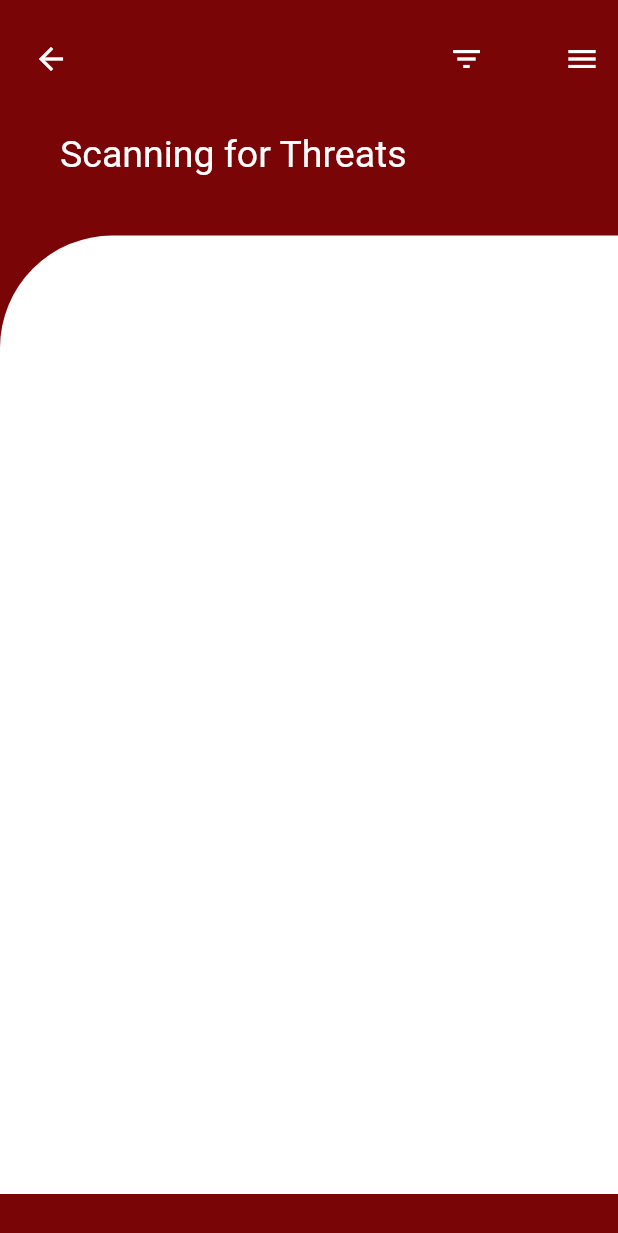
After one commit to akanshasen/mobileShielding, a Flutter app: the ScanTPage screen opened directly, on a phone screen of 412 x 824 dp. The commit adds this screen. Shown: the top 1233 px of the screen. Run offline on Flutter 3.47's test engine with Material 2 defaults, Android fonts, the phone set to English and light mode, and no system bars.

Commit message:
created header for scan threats page, links from homepage

```diff
--- a/lib/homepageButtons.dart
+++ b/lib/homepageButtons.dart
@@ -1,5 +1,6 @@
 import 'package:flutter/material.dart';
 import 'package:mobileshielding/scanAppPage.dart';
+import 'package:mobileshielding/scanThreatsPage.dart';
 
 const TWO_PI = 3.14 * 2;
 
@@ -110,7 +111,12 @@ class HomePage extends StatelessWidget {
                             height: 70.0,
                             width: 180.0,
                             child: ElevatedButton(
-                              onPressed: () {},
+                              onPressed: () {
+                                Navigator.push(
+                                    context,
+                                    MaterialPageRoute(
+                                        builder: (context) => ScanThreatsPage()));
+                              },
                               style: ElevatedButton.styleFrom(
                                   primary: Colors.deepOrangeAccent),
                               child: Text(
--- /dev/null
+++ b/lib/scanThreatsPage.dart
@@ -0,0 +1,97 @@
+import 'package:flutter/material.dart';
+import 'package:mobileshielding/homepageButtons.dart';
+
+void main() => runApp(ScanThreatsPage());
+
+class ScanThreatsPage extends StatelessWidget {
+  // This widget is the root of your application.
+  @override
+  Widget build(BuildContext context) {
+    return MaterialApp(
+      home: ScanTPage(),
+      debugShowCheckedModeBanner: false,
+    );
+  }
+}
+
+class ScanTPage extends StatefulWidget {
+  @override
+  _scanThreatsPage createState() => _scanThreatsPage();
+}
+
+class _scanThreatsPage extends State<ScanTPage> {
+  @override
+  Widget build(BuildContext context) {
+    return Scaffold(
+      backgroundColor: Color(0xff790507),
+      body: ListView(
+        children: <Widget>[
+          Padding(
+            padding: EdgeInsets.only(top: 15.0, left: 10.0),
+            child: Row(
+              mainAxisAlignment: MainAxisAlignment.spaceBetween,
+              children: <Widget>[
+                IconButton(
+                  icon: Icon(Icons.arrow_back_sharp),
+                  color: Colors.white,
+                  onPressed: () {
+                    Navigator.push(
+                        context,
+                        MaterialPageRoute(
+                            builder: (context) => HomePage()));
+                  },
+                ),
+                Container(
+                    width: 125.0,
+                    child: Row(
+                      mainAxisAlignment: MainAxisAlignment.spaceBetween,
+                      children: <Widget>[
+                        IconButton(
+                          icon: Icon(Icons.filter_list),
+                          color: Colors.white,
+                          onPressed: () {},
+                        ),
+                        IconButton(
+                          icon: Icon(Icons.menu),
+                          color: Colors.white,
+                          onPressed: () {},
+                        )
+                      ],
+                    ))
+              ],
+            ),
+          ),
+          SizedBox(height: 25.0),
+          Padding(
+            padding: EdgeInsets.only(left: 40.0),
+            child: Row(
+              children: <Widget>[
+                Text('Scanning for Threats',
+                    style: TextStyle(
+                        color: Colors.white,
+                        fontWeight: FontWeight.w400,
+                        fontSize: 25.0)),
+                SizedBox(width: 10.0),
+              ],
+            ),
+          ),
+          SizedBox(height: 40.0),
+          Container(
+            height: MediaQuery.of(context).size.height - 185.0,
+            decoration: BoxDecoration(
+              color: Colors.white,
+              borderRadius: BorderRadius.only(topLeft: Radius.circular(75.0)),
+            ),
+            child: ListView(
+              primary: false,
+              padding: EdgeInsets.only(left: 25.0, right: 20.0),
+              children: <Widget>[
+              ],
+            ),
+          )
+        ],
+      ),
+    );
+  }
+
+}
```
